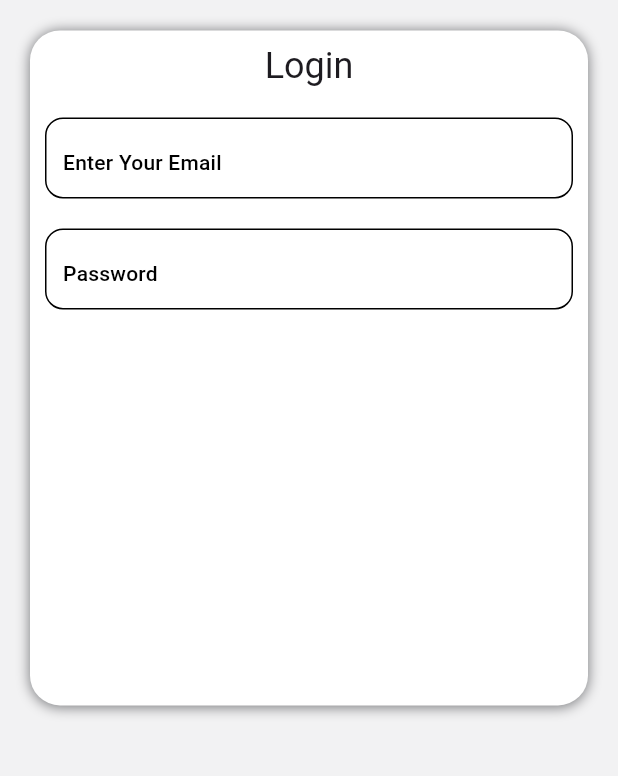
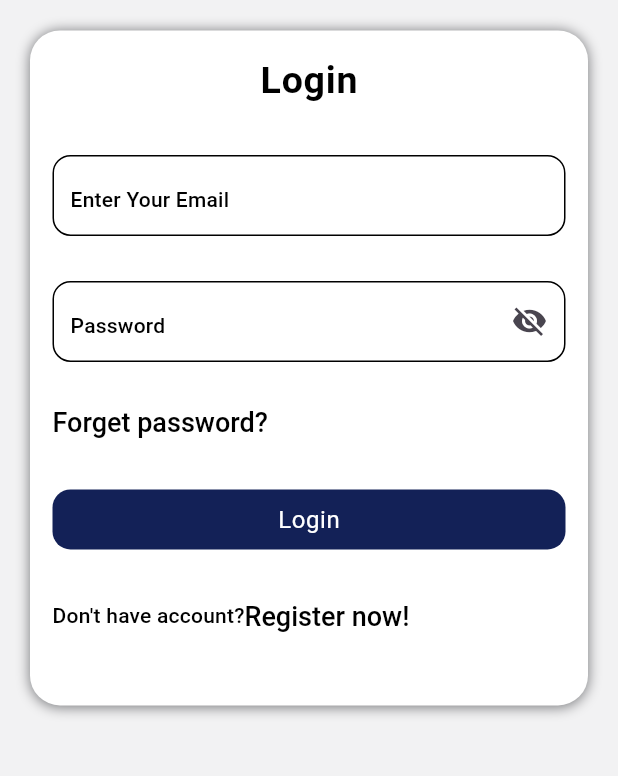
Before and after one commit to mohamed6572/cridet-hour-system, a Flutter app: the Login_screen screen opened directly, on a phone screen of 412 x 824 dp, the part 458-1234 px from its top. Run offline on Flutter 3.47's test engine with Material 3 defaults, Android fonts, the light colour scheme and no system bars; our stand-ins replace bloc, dio, flutter_bloc, shared_preferences; accounts and stored records are empty.

Commit message:
finish ui login screen

```diff
--- a/lib/app/MyApp.dart
+++ b/lib/app/MyApp.dart
@@ -22,7 +22,7 @@ class MyApp extends StatelessWidget {
         builder: (context, state) {
           return MaterialApp(
             //
-            home : ControlPanal(),
+            home : Login_screen(),
             title: 'Cridet Hour Sytem',
             debugShowCheckedModeBanner: false,
             theme: LightTheme(),
--- a/lib/pressentaion/UI/Text_form_field.dart
+++ b/lib/pressentaion/UI/Text_form_field.dart
@@ -23,7 +23,7 @@ class textFormField extends StatelessWidget {
     return Column(
       children: [
         Padding(
-          padding:EdgeInsets.all(10.0),
+          padding:EdgeInsets.all(15),
           child: TextFormField(
             decoration: InputDecoration(
                 enabledBorder:
--- a/lib/pressentaion/UI/login/login.dart
+++ b/lib/pressentaion/UI/login/login.dart
@@ -1,5 +1,6 @@
 import 'package:cridet_hour_system/pressentaion/UI/Text_form_field.dart';
 import 'package:cridet_hour_system/pressentaion/resources/color_manager.dart';
+import 'package:cridet_hour_system/pressentaion/resources/font_manager.dart';
 import 'package:flutter/material.dart';
 
 class Login_screen extends StatefulWidget {
@@ -19,7 +20,7 @@ class _Login_screenState extends State<Login_screen> {
       backgroundColor: ColorManager.white2,
       body: Center(
         child: SingleChildScrollView(
-          child:Column(
+          child: Column(
             children: [
               SizedBox(
                 height: 30,
@@ -43,12 +44,16 @@ class _Login_screenState extends State<Login_screen> {
                 width: 420,
                 height: 450,
                 child: Column(
+                  crossAxisAlignment: CrossAxisAlignment.stretch,
                   children: [
                     Padding(
-                      padding:EdgeInsets.all(8.0),
-                      child: Text(
-                        'Login',
-                        style: Theme.of(context).textTheme.headlineSmall,
+                      padding: EdgeInsets.all(15),
+                      child: Row(
+                        mainAxisAlignment: MainAxisAlignment.center,
+                        children: [
+                          Text('Login',
+                              style: Theme.of(context).textTheme.bodyLarge),
+                        ],
                       ),
                     ),
                     Form(
@@ -73,7 +78,7 @@ class _Login_screenState extends State<Login_screen> {
                             },
                           ),
                           textFormField(
-                              hintText:'Password',
+                            hintText: 'Password',
                             validator: (text) {
                               if (text == null || text.trim().isEmpty) {
                                 return 'please Enter Password';
@@ -83,10 +88,57 @@ class _Login_screenState extends State<Login_screen> {
                               }
                               return null;
                             },
-                              controller:passwordController)
+                            controller: passwordController,
+                            keyboardType: TextInputType.visiblePassword,
+                            isObscure: isObscure,
+                            suffixIcon: InkWell(
+                              child: isObscure
+                                  ? Icon(Icons.visibility_off)
+                                  : Icon(Icons.visibility),
+                              onTap: () {
+                                if (isObscure) {
+                                  isObscure = false;
+                                } else {
+                                  isObscure = true;
+                                }
+                                setState(() {});
+                              },
+                            ),
+                          )
                         ],
                       ),
                     ),
+                    Padding(
+                      padding: EdgeInsets.all(15),
+                      child: Text(
+                        'Forget password?',
+                        style: Theme.of(context).textTheme.displayMedium,
+                      ),
+                    ),
+                    Padding(
+                      padding: EdgeInsets.all(15),
+                      child: TextButton(
+                          onPressed: () {
+                            if (formKey.currentState!.validate()) {}
+                          },
+                          child: Text(
+                            'Login',
+                            style: Theme.of(context).textTheme.bodySmall,
+                          )),
+                    ),
+                    Padding(
+                      padding: EdgeInsets.all(15),
+                      child: Row(
+                        children: [
+                          Text(
+                            "Don't have account?",
+                            style: Theme.of(context).textTheme.titleMedium,
+                          ),
+                          Text('Register now!',
+                              style: Theme.of(context).textTheme.displayMedium)
+                        ],
+                      ),
+                    )
                   ],
                 ),
               ),
--- a/lib/pressentaion/resources/theme_manager.dart
+++ b/lib/pressentaion/resources/theme_manager.dart
@@ -78,7 +78,7 @@ titleLarge: getBoldStyle(color: ColorManager.black,fontSize: FontSize.s16),
       displaySmall: getRegularStyle(color: ColorManager.black,fontSize: FontSize.s14),
       displayMedium: getMediumStyle(color: ColorManager.black,fontSize: FontSize.s18),
       displayLarge: getBoldStyle(color: ColorManager.black,fontSize: FontSize.s20),
-      bodySmall: getRegularStyle(color: ColorManager.black,fontSize: FontSize.s16),
+      bodySmall: getRegularStyle(color: ColorManager.white,fontSize: FontSize.s16),
       bodyMedium: getMediumStyle(color: ColorManager.black,fontSize: FontSize.s20),
       bodyLarge: getBoldStyle(color: ColorManager.black,fontSize: FontSize.s25),
     ),
```
Lines whose indentation alone changed are shown as unchanged.
